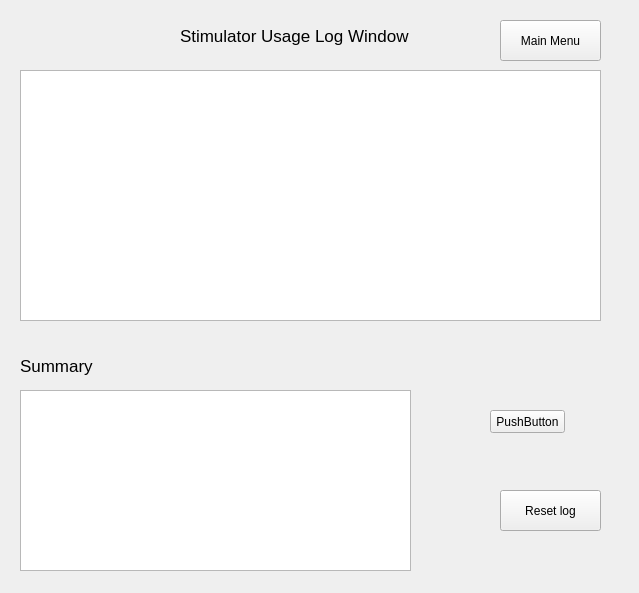
Above: POML060_v1/stimulatorlogwindow.ui from viniltc/POML060 before the change. Below: the same form after it.
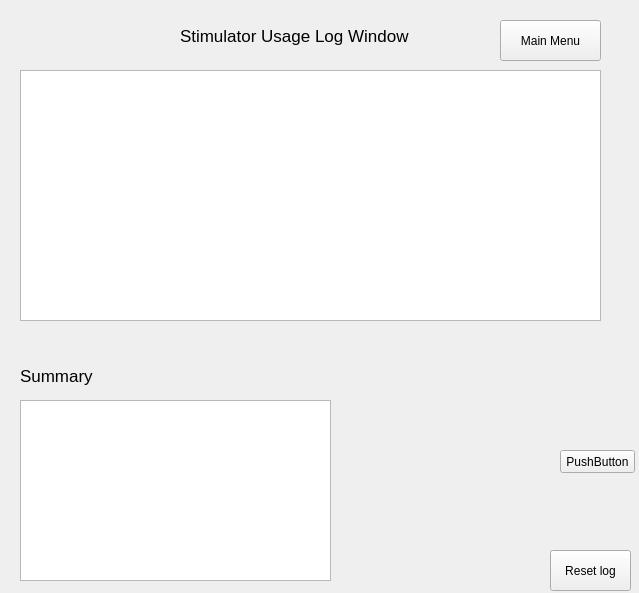
That is the form after the change.

```diff
--- a/POML060_v1/stimulatorlogwindow.ui
+++ b/POML060_v1/stimulatorlogwindow.ui
@@ -57,9 +57,9 @@
   <widget class="QPushButton" name="pushButton_3">
    <property name="geometry">
     <rect>
-     <x>500</x>
-     <y>490</y>
-     <width>101</width>
+     <x>550</x>
+     <y>550</y>
+     <width>81</width>
      <height>41</height>
     </rect>
    </property>
@@ -71,8 +71,8 @@
    <property name="geometry">
     <rect>
      <x>20</x>
-     <y>390</y>
-     <width>391</width>
+     <y>400</y>
+     <width>311</width>
      <height>181</height>
     </rect>
    </property>
@@ -81,7 +81,7 @@
    <property name="geometry">
     <rect>
      <x>20</x>
-     <y>350</y>
+     <y>360</y>
      <width>231</width>
      <height>31</height>
     </rect>
@@ -98,8 +98,8 @@
   <widget class="QPushButton" name="pushButton_2">
    <property name="geometry">
     <rect>
-     <x>490</x>
-     <y>410</y>
+     <x>560</x>
+     <y>450</y>
      <width>75</width>
      <height>23</height>
     </rect>
```
